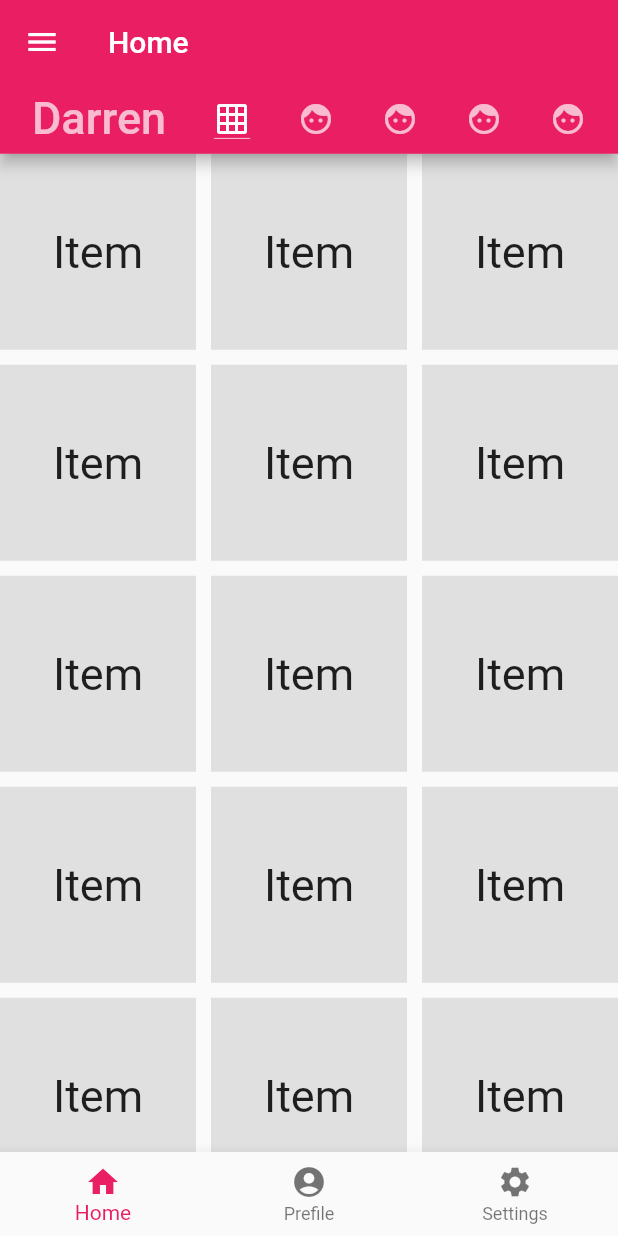
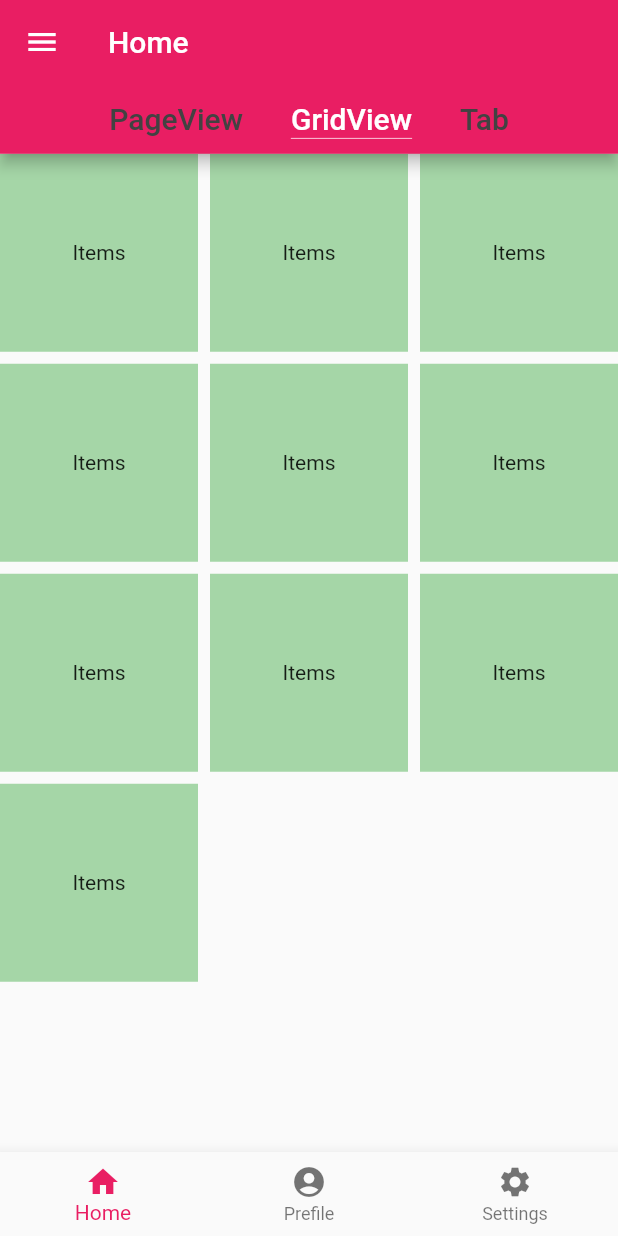
Before and after one commit to Darren-xd/flutter_dome, a Flutter app: the screen it shows after launch, tab 2 chosen, on a phone screen of 412 x 824 dp. Run offline on Flutter 3.47's test engine with Material 2 defaults, Android fonts, the phone set to English and light mode, and no system bars; our stand-ins replace flutter_swiper; network calls fail.

Commit message:
GridView组件使用，代码拆分

```diff
--- /dev/null
+++ b/lib/home/grid_view_demo.dart
@@ -0,0 +1,76 @@
+import 'package:flutter/material.dart';
+
+class GridViewDemo extends StatefulWidget {
+  @override
+  _GridViewDemoState createState() => _GridViewDemoState();
+}
+
+class _GridViewDemoState extends State<GridViewDemo> {
+  List<Widget> _itemList = new List();
+  String url =
+      'https://timgsa.baidu.com/timg?image&quality=80&size=b9999_10000&sec=1561217188464&di=c7f21fa7ddd5d3e84fd02a10ec6a782b&imgtype=0&src=http%3A%2F%2Fb-ssl.duitang.com%2Fuploads%2Fitem%2F201512%2F12%2F20151212193107_ujGZV.jpeg';
+  void initData() {
+    _itemList = List.generate(10, (index) {
+      return new Container(
+        color: Colors.grey[300],
+        child: Stack(
+          children: <Widget>[
+            Image.network(url),
+            Positioned(
+              left: 10,
+              bottom: 10,
+              child: Column(
+                children: <Widget>[
+                  Text(
+                    "Darren",
+                    style: TextStyle(fontSize: 20, color: Colors.red),
+                  )
+                ],
+              ),
+            )
+          ],
+        ),
+      );
+    });
+  }
+
+  Widget _gridViewItemView(context, index) {
+    return Container(
+      color: Colors.green[200],
+      child: Center(
+        child: Text("Items"),
+      ),
+    );
+  }
+
+  @override
+  Widget build(BuildContext context) {
+    initData();
+
+    // return GridView.count(
+    //   crossAxisSpacing: 1,
+    //   mainAxisSpacing: 1,
+    //   crossAxisCount: 3,
+    //   children: _itemList,
+    //   padding: EdgeInsets.all(1),
+    // );
+
+    // return GridView.extent(
+    //   maxCrossAxisExtent: 200,
+    //   crossAxisSpacing: 10,
+    //   mainAxisSpacing: 10,
+    //   scrollDirection: Axis.vertical,
+    //   children: _itemList,
+    // );
+
+    return GridView.builder(
+      itemCount: _itemList.length,
+      itemBuilder: _gridViewItemView,
+      gridDelegate: SliverGridDelegateWithFixedCrossAxisCount(
+        crossAxisCount: 3,
+        crossAxisSpacing: 8.0,
+        mainAxisSpacing: 8.0,
+      ),
+    );
+  }
+}
--- a/lib/home/home_page.dart
+++ b/lib/home/home_page.dart
@@ -1,5 +1,7 @@
 import 'package:flutter/material.dart';
 import 'package:flutter/widgets.dart';
+import 'package:flutter_dome/home/grid_view_demo.dart';
+import 'package:flutter_dome/home/tab_view_demo.dart';
 
 class HomePage extends StatefulWidget {
   @override
@@ -10,38 +12,24 @@ class _HomePageState extends State<HomePage> {
   List<Widget> _tabList;
   List<Widget> _controllerList;
 
+  Tab getItemTab(title) {
+    return Tab(child: Text(title, style: TextStyle(fontSize: 20)));
+  }
+
+  Container getContextItem(title) {
+    return Container(child: Center(child: Text(title)));
+  }
+
   void initData() {
     _tabList = [
-      Tab(
-        // icon: Icon(Icons.pages),
-        child: Text(
-          "Darren",
-          style: TextStyle(fontSize: 30),
-        ),
-      ),
-      Tab(
-        icon: Icon(Icons.grid_on),
-      ),
-      Tab(
-        icon: Icon(Icons.face),
-      ),
-      Tab(
-        icon: Icon(Icons.face),
-      ),
-      Tab(
-        icon: Icon(Icons.face),
-      ),
-      Tab(
-        icon: Icon(Icons.face),
-      ),
+      getItemTab('PageView'),
+      getItemTab('GridView'),
+      getItemTab('Tab'),
     ];
     _controllerList = [
-      ViewDemo(),
+      TabViewDemo(),
       GridViewDemo(),
-      TabViewDemo("TAB2"),
-      TabViewDemo("TAB2"),
-      TabViewDemo("TAB2"),
-      TabViewDemo("TAB2"),
+      getContextItem("TAB2"),
     ];
   }
 
@@ -59,102 +47,31 @@ class _HomePageState extends State<HomePage> {
             indicatorWeight: .5,
             indicatorSize: TabBarIndicatorSize.label,
             indicatorPadding: EdgeInsets.only(bottom: 10.0),
+            indicatorColor: Colors.white,
+            labelColor: Colors.white,
+            unselectedLabelColor: Colors.grey[800],
           ),
-            leading: IconButton(
-              icon: Icon(Icons.menu),
-              onPressed: () {},
-            ),
+          // leading: IconButton(
+          //   icon: Icon(Icons.menu),
+          //   onPressed: () {},
+          // ),
         ),
         body: TabBarView(
           children: _controllerList,
-          )),
+        ),
+        drawer: Drawer(
+          child: ListView.builder(
+            itemCount: 10,
+            itemBuilder: (context, index) {
+              return SizedBox(
+                height: 60,
+                width: 200,
+                child: Text("Item$index"),
               );
-  }
-}
-
-class ViewDemo extends StatelessWidget {
-  String url =
-      'https://timgsa.baidu.com/timg?image&quality=80&size=b9999_10000&sec=1561205299484&di=28793bf2f1bb2bc50248d2b8efc6e1e9&imgtype=0&src=http%3A%2F%2Fs1.sinaimg.cn%2Fmw690%2F006fmRRJzy745Jb6KxG00%26690';
-  Widget _pageImageItem() {
-    return Stack(
-      children: <Widget>[
-        Container(
-          color: Colors.green,
-          child: Image.network(
-            url,
-            fit: BoxFit.cover,
+            },
           ),
         ),
-        Positioned(
-          bottom: 30,
-          left: 30,
-          child: Column(
-            crossAxisAlignment: CrossAxisAlignment.end,
-            children: <Widget>[
-              Text(
-                "Darren",
-                style: TextStyle(fontSize: 20, fontWeight: FontWeight.bold),
-              ),
-              Text("--作者"),
-            ],
-          ),
-        ),
-      ],
-    );
-  }
-
-  @override
-  Widget build(BuildContext context) {
-    return Container(
-        child: PageView(
-      controller: PageController(initialPage: 0, viewportFraction: 1.0),
-      children: <Widget>[
-        _pageImageItem(),
-        _pageImageItem(),
-      ],
-    ));
-  }
-}
-
-class TabViewDemo extends StatelessWidget {
-  const TabViewDemo(this.title, {Key key}) : super(key: key);
-  final String title;
-  @override
-  Widget build(BuildContext context) {
-    return Center(
-      child: Text(
-        title,
-        style: TextStyle(fontSize: 30.0, fontWeight: FontWeight.bold),
       ),
     );
   }
 }
-
-class GridViewDemo extends StatelessWidget {
-  List<Widget> _itemList = new List();
-  void initData() {
-    for (int index = 0; index < 200; index++) {
-      Widget e = new Container(
-        color: Colors.grey[300],
-        child: Center(
-          child: Text(
-            "Item",
-            style: TextStyle(fontSize: 30.0),
-          ),
-        ),
-      );
-      _itemList.add(e);
-    }
-  }
-
-  @override
-  Widget build(BuildContext context) {
-    initData();
-    return GridView.count(
-      crossAxisSpacing: 10,
-      mainAxisSpacing: 10,
-      crossAxisCount: 3,
-      children: _itemList,
-    );
-  }
-}
```
Also changed, not shown: lib/home/tab_view_demo.dart (added, +50 -0 lines), lib/main.dart (+28 -0 lines). Lines whose indentation alone changed are shown as unchanged.
